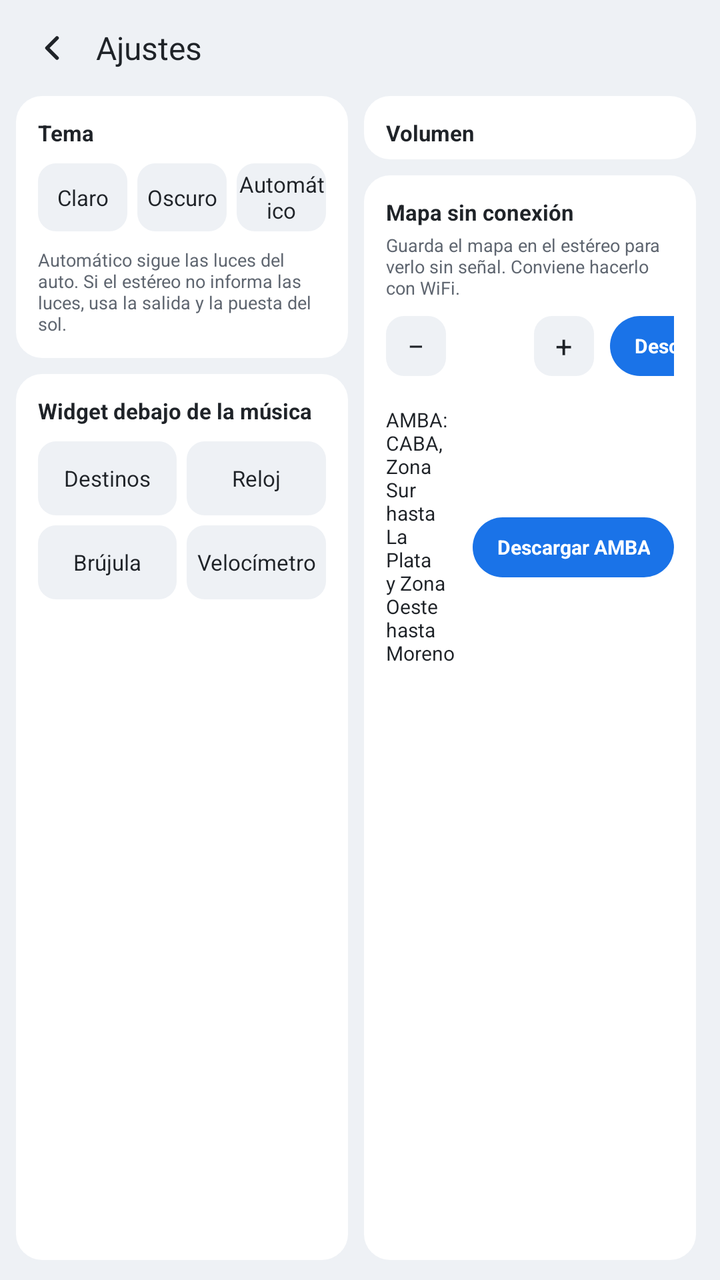
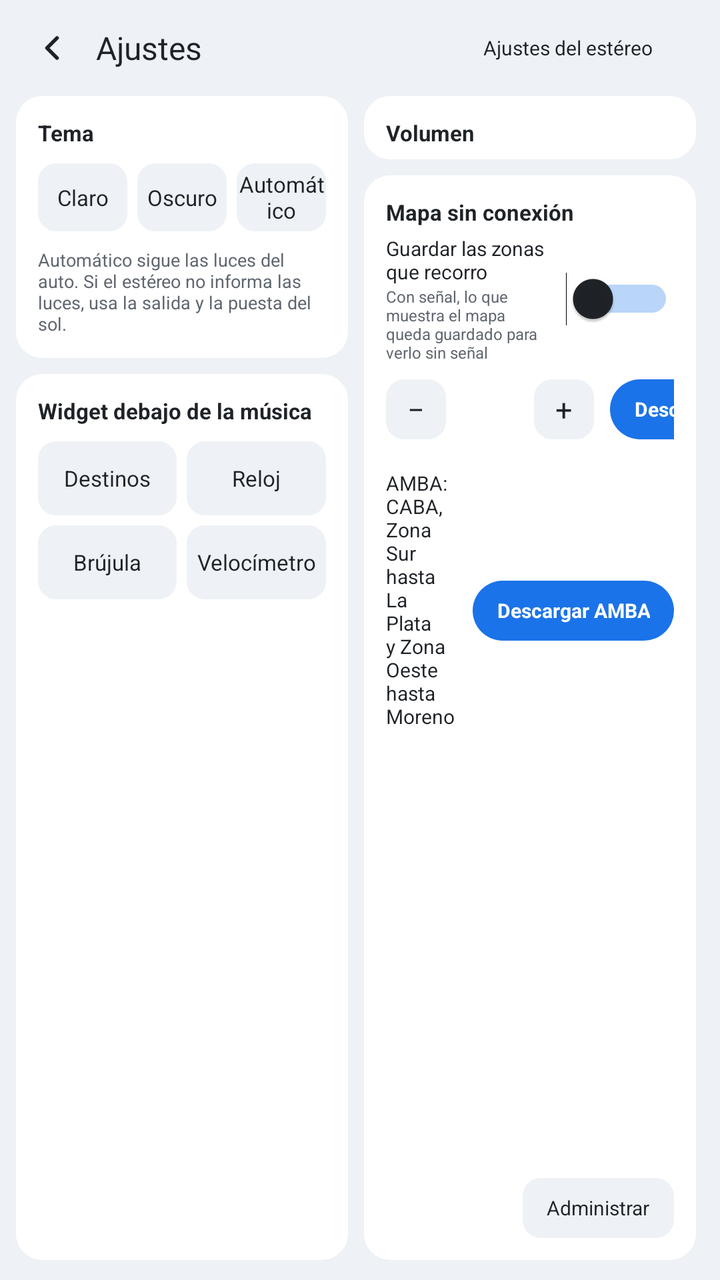

Before-and-after screenshots of an Android layout around one commit, followed by the original layout XML and the change that was made.
<!-- AndroidManifest.xml: application theme LauncherTheme -->
<!-- res/layout/activity_settings.xml -->
<?xml version="1.0" encoding="utf-8"?>
<LinearLayout xmlns:android="http://schemas.android.com/apk/res/android"
    android:layout_width="match_parent"
    android:layout_height="match_parent"
    android:background="@color/ground"
    android:orientation="vertical"
    android:paddingStart="8dp"
    android:paddingTop="6dp"
    android:paddingEnd="12dp"
    android:paddingBottom="10dp">

    
    <LinearLayout
        android:layout_width="match_parent"
        android:layout_height="36dp"
        android:gravity="center_vertical"
        android:orientation="horizontal">

        <ImageButton
            android:id="@+id/settings_back"
            android:layout_width="36dp"
            android:layout_height="36dp"
            android:background="@drawable/bg_round_button"
            android:contentDescription="@string/back"
            android:padding="8dp"
            android:scaleType="fitCenter"
            android:src="@drawable/ic_back" />

        <TextView
            android:layout_width="0dp"
            android:layout_height="wrap_content"
            android:layout_marginStart="4dp"
            android:layout_weight="1"
            android:text="@string/settings_title"
            android:textColor="@color/text"
            android:textSize="16sp" />

        <TextView
            android:id="@+id/settings_version"
            android:layout_width="wrap_content"
            android:layout_height="wrap_content"
            android:textColor="@color/muted"
            android:textSize="9sp" />
    </LinearLayout>

    <LinearLayout
        android:layout_width="match_parent"
        android:layout_height="0dp"
        android:layout_marginTop="6dp"
        android:layout_weight="1"
        android:orientation="horizontal">

        
        <LinearLayout
            android:layout_width="0dp"
            android:layout_height="match_parent"
            android:layout_weight="1"
            android:orientation="vertical">

            
            <LinearLayout
                style="@style/Card"
                android:layout_width="match_parent"
                android:layout_height="wrap_content"
                android:orientation="vertical"
                android:padding="11dp">

                <TextView
                    style="@style/SettingsTitle"
                    android:text="@string/theme" />

                <LinearLayout
                    android:layout_width="match_parent"
                    android:layout_height="34dp"
                    android:layout_marginTop="8dp"
                    android:orientation="horizontal">

                    <TextView
                        android:id="@+id/theme_light"
                        style="@style/SettingsOption"
                        android:text="@string/theme_light" />

                    <TextView
                        android:id="@+id/theme_dark"
                        style="@style/SettingsOption"
                        android:layout_marginStart="5dp"
                        android:text="@string/theme_dark" />

                    <TextView
                        android:id="@+id/theme_auto"
                        style="@style/SettingsOption"
                        android:layout_marginStart="5dp"
                        android:text="@string/theme_auto" />
                </LinearLayout>

                <TextView
                    android:layout_width="match_parent"
                    android:layout_height="wrap_content"
                    android:layout_marginTop="8dp"
                    android:text="@string/theme_auto_hint"
                    android:textColor="@color/muted"
                    android:textSize="9sp" />
            </LinearLayout>

            
            <LinearLayout
                style="@style/Card"
                android:layout_width="match_parent"
                android:layout_height="0dp"
                android:layout_marginTop="8dp"
                android:layout_weight="1"
                android:orientation="vertical"
                android:padding="11dp">

                <TextView
                    style="@style/SettingsTitle"
                    android:text="@string/bottom_card" />

                <LinearLayout
                    android:layout_width="match_parent"
                    android:layout_height="37dp"
                    android:layout_marginTop="8dp"
                    android:orientation="horizontal">

                    <TextView
                        android:id="@+id/card_places"
                        style="@style/SettingsOption"
                        android:text="@string/card_places" />

                    <TextView
                        android:id="@+id/card_clock"
                        style="@style/SettingsOption"
                        android:layout_marginStart="5dp"
                        android:text="@string/card_clock" />
                </LinearLayout>

                <LinearLayout
                    android:layout_width="match_parent"
                    android:layout_height="37dp"
                    android:layout_marginTop="5dp"
                    android:orientation="horizontal">

                    <TextView
                        android:id="@+id/card_compass"
                        style="@style/SettingsOption"
                        android:text="@string/card_compass" />

                    <TextView
                        android:id="@+id/card_speedo"
                        style="@style/SettingsOption"
                        android:layout_marginStart="5dp"
                        android:text="@string/card_speedo" />
                </LinearLayout>
            </LinearLayout>
        </LinearLayout>

        
        <LinearLayout
            android:layout_width="0dp"
            android:layout_height="match_parent"
            android:layout_marginStart="8dp"
            android:layout_weight="1"
            android:orientation="vertical">

            
            <LinearLayout
                android:id="@+id/volumes"
                style="@style/Card"
                android:layout_width="match_parent"
                android:layout_height="wrap_content"
                android:orientation="vertical"
                android:paddingStart="11dp"
                android:paddingTop="11dp"
                android:paddingEnd="11dp"
                android:paddingBottom="6dp">

                <TextView
                    style="@style/SettingsTitle"
                    android:text="@string/volume_title" />
            </LinearLayout>

            
            <LinearLayout
                style="@style/Card"
                android:layout_width="match_parent"
                android:layout_height="0dp"
                android:layout_marginTop="8dp"
                android:layout_weight="1"
                android:orientation="vertical"
                android:padding="11dp">

                <TextView
                    style="@style/SettingsTitle"
                    android:text="@string/offline_map" />

                <TextView
                    android:layout_width="match_parent"
                    android:layout_height="wrap_content"
                    android:layout_marginTop="3dp"
                    android:text="@string/offline_map_hint"
                    android:textColor="@color/muted"
                    android:textSize="9sp" />

                
                <LinearLayout
                    android:layout_width="match_parent"
                    android:layout_height="30dp"
                    android:layout_marginTop="8dp"
                    android:gravity="center_vertical"
                    android:orientation="horizontal">

                    <TextView
                        android:layout_width="0dp"
                        android:layout_height="wrap_content"
                        android:layout_weight="1"
                        android:text="@string/offline_around"
                        android:textColor="@color/text"
                        android:textSize="10sp" />

                    <TextView
                        android:id="@+id/radius_less"
                        android:layout_width="30dp"
                        android:layout_height="30dp"
                        android:background="@drawable/bg_option"
                        android:contentDescription="@string/offline_less"
                        android:gravity="center"
                        android:text="−"
                        android:textColor="@color/text"
                        android:textSize="15sp" />

                    <TextView
                        android:id="@+id/radius_value"
                        android:layout_width="44dp"
                        android:layout_height="wrap_content"
                        android:gravity="center"
                        android:textColor="@color/text"
                        android:textSize="11sp" />

                    <TextView
                        android:id="@+id/radius_more"
                        android:layout_width="30dp"
                        android:layout_height="30dp"
                        android:background="@drawable/bg_option"
                        android:contentDescription="@string/offline_more"
                        android:gravity="center"
                        android:text="+"
                        android:textColor="@color/text"
                        android:textSize="15sp" />

                    <TextView
                        android:id="@+id/offline_button"
                        android:layout_width="wrap_content"
                        android:layout_height="30dp"
                        android:layout_marginStart="8dp"
                        android:background="@drawable/bg_button_accent_round"
                        android:gravity="center"
                        android:paddingStart="12dp"
                        android:paddingEnd="12dp"
                        android:text="@string/offline_download"
                        android:textColor="@color/on_accent"
                        android:textSize="10sp"
                        android:textStyle="bold" />
                </LinearLayout>

                <TextView
                    android:id="@+id/radius_estimate"
                    android:layout_width="match_parent"
                    android:layout_height="wrap_content"
                    android:gravity="end"
                    android:textColor="@color/muted"
                    android:textSize="8sp" />

                
                <LinearLayout
                    android:layout_width="match_parent"
                    android:layout_height="wrap_content"
                    android:layout_marginTop="4dp"
                    android:gravity="center_vertical"
                    android:orientation="horizontal">

                    <LinearLayout
                        android:layout_width="0dp"
                        android:layout_height="wrap_content"
                        android:layout_weight="1"
                        android:orientation="vertical">

                        <TextView
                            android:layout_width="match_parent"
                            android:layout_height="wrap_content"
                            android:text="@string/offline_amba"
                            android:textColor="@color/text"
                            android:textSize="10sp" />

                        <TextView
                            android:id="@+id/amba_estimate"
                            android:layout_width="match_parent"
                            android:layout_height="wrap_content"
                            android:textColor="@color/muted"
                            android:textSize="8sp" />
                    </LinearLayout>

                    <TextView
                        android:id="@+id/amba_button"
                        android:layout_width="wrap_content"
                        android:layout_height="30dp"
                        android:layout_marginStart="8dp"
                        android:background="@drawable/bg_button_accent_round"
                        android:gravity="center"
                        android:paddingStart="12dp"
                        android:paddingEnd="12dp"
                        android:text="@string/offline_download_amba"
                        android:textColor="@color/on_accent"
                        android:textSize="10sp"
                        android:textStyle="bold" />
                </LinearLayout>

                <View
                    android:layout_width="0dp"
                    android:layout_height="0dp"
                    android:layout_weight="1" />

                <TextView
                    android:id="@+id/offline_status"
                    android:layout_width="match_parent"
                    android:layout_height="wrap_content"
                    android:textColor="@color/muted"
                    android:textSize="9sp" />

                <ProgressBar
                    android:id="@+id/offline_progress"
                    style="@android:style/Widget.Material.ProgressBar.Horizontal"
                    android:layout_width="match_parent"
                    android:layout_height="4dp"
                    android:layout_marginTop="4dp"
                    android:progressBackgroundTint="@color/track"
                    android:progressTint="@color/accent"
                    android:visibility="gone" />
            </LinearLayout>
        </LinearLayout>
    </LinearLayout>
</LinearLayout>
<!-- resources referenced by this layout -->
<resources>
  <color name="accent">#1A73E8</color>
  <color name="ground">#EEF1F5</color>
  <color name="muted">#5F6670</color>
  <color name="on_accent">#FFFFFF</color>
  <color name="text">#1F2328</color>
  <color name="track">#D5DAE1</color>
  <!-- drawable bg_button_accent_round (drawable) -->
  <?xml version="1.0" encoding="utf-8"?>
  <ripple xmlns:android="http://schemas.android.com/apk/res/android" android:color="#33000000">
      <item>
          <shape android:shape="rectangle">
              <solid android:color="@color/accent" />
              <corners android:radius="20dp" />
          </shape>
      </item>
  </ripple>
  <!-- drawable bg_round_button (drawable) -->
  <?xml version="1.0" encoding="utf-8"?>
  <ripple xmlns:android="http://schemas.android.com/apk/res/android" android:color="#33FFFFFF">
      <item android:id="@android:id/mask">
          <shape android:shape="oval">
              <solid android:color="#FFFFFFFF" />
          </shape>
      </item>
  </ripple>
  <!-- drawable ic_back (drawable) -->
  <?xml version="1.0" encoding="utf-8"?>
  <vector xmlns:android="http://schemas.android.com/apk/res/android"
      android:width="24dp" android:height="24dp"
      android:viewportWidth="24" android:viewportHeight="24">
      <path android:pathData="M15,18l-6,-6 6,-6" android:strokeColor="@color/text" android:strokeWidth="2.2" android:strokeLineCap="round" android:strokeLineJoin="round" android:fillColor="#00000000" />
  </vector>
  <string name="back">Volver</string>
  <string name="bottom_card">Widget debajo de la música</string>
  <string name="card_clock">Reloj</string>
  <string name="card_compass">Brújula</string>
  <string name="card_places">Destinos</string>
  <string name="card_speedo">Velocímetro</string>
  <string name="offline_amba">AMBA: CABA, Zona Sur hasta La Plata y Zona Oeste hasta Moreno</string>
  <string name="offline_around">Alrededor tuyo</string>
  <string name="offline_download">Descargar</string>
  <string name="offline_download_amba">Descargar AMBA</string>
  <string name="offline_less">Menos kilómetros</string>
  <string name="offline_map">Mapa sin conexión</string>
  <string name="offline_map_hint">Guarda el mapa en el estéreo para verlo sin señal. Conviene hacerlo con WiFi.</string>
  <string name="offline_more">Más kilómetros</string>
  <string name="settings_title">Ajustes</string>
  <string name="theme">Tema</string>
  <string name="theme_auto">Automático</string>
  <string name="theme_auto_hint">Automático sigue las luces del auto. Si el estéreo no informa las luces, usa la salida y la puesta del sol.</string>
  <string name="theme_dark">Oscuro</string>
  <string name="theme_light">Claro</string>
  <string name="volume_title">Volumen</string>
  <style name="Card">
          <item name="android:background">@drawable/bg_card</item>
      </style>
  <style name="SettingsTitle">
          <item name="android:layout_width">wrap_content</item>
          <item name="android:layout_height">wrap_content</item>
          <item name="android:textColor">@color/text</item>
          <item name="android:textSize">11sp</item>
          <item name="android:textStyle">bold</item>
      </style>
  <color name="selected">#D3E3FD</color>
  <color name="tile">#EEF1F5</color>
  <!-- drawable bg_card (drawable) -->
  <?xml version="1.0" encoding="utf-8"?>
  <shape xmlns:android="http://schemas.android.com/apk/res/android" android:shape="rectangle">
      <solid android:color="@color/card" />
      <corners android:radius="13dp" />
  </shape>
  <color name="card">#FFFFFF</color>
  <!-- unchanged entries left out for length: 3 -->
</resources>

<!-- the commit's change to res/layout/activity_settings.xml (unified diff, before → after) -->
@@ -34,6 +34,19 @@
             android:text="@string/settings_title"
             android:textColor="@color/text"
             android:textSize="16sp" />
+
+        <TextView
+            android:id="@+id/stereo_settings"
+            android:layout_width="wrap_content"
+            android:layout_height="30dp"
+            android:layout_marginEnd="10dp"
+            android:background="@drawable/bg_option"
+            android:gravity="center"
+            android:paddingStart="12dp"
+            android:paddingEnd="12dp"
+            android:text="@string/stereo_settings"
+            android:textColor="@color/text"
+            android:textSize="10sp" />
 
         <TextView
             android:id="@+id/settings_version"
@@ -193,13 +206,44 @@
                     style="@style/SettingsTitle"
                     android:text="@string/offline_map" />
 
-                <TextView
+                
+                <LinearLayout
+                    android:id="@+id/save_visited_row"
                     android:layout_width="match_parent"
                     android:layout_height="wrap_content"
-                    android:layout_marginTop="3dp"
-                    android:text="@string/offline_map_hint"
-                    android:textColor="@color/muted"
-                    android:textSize="9sp" />
+                    android:layout_marginTop="4dp"
+                    android:gravity="center_vertical"
+                    android:orientation="horizontal">
+
+                    <LinearLayout
+                        android:layout_width="0dp"
+                        android:layout_height="wrap_content"
+                        android:layout_weight="1"
+                        android:orientation="vertical">
+
+                        <TextView
+                            android:layout_width="match_parent"
+                            android:layout_height="wrap_content"
+                            android:text="@string/save_visited"
+                            android:textColor="@color/text"
+                            android:textSize="10sp" />
+
+                        <TextView
+                            android:layout_width="match_parent"
+                            android:layout_height="wrap_content"
+                            android:text="@string/save_visited_hint"
+                            android:textColor="@color/muted"
+                            android:textSize="8sp" />
+                    </LinearLayout>
+
+                    <Switch
+                        android:id="@+id/save_visited"
+                        android:layout_width="wrap_content"
+                        android:layout_height="30dp"
+                        android:layout_marginStart="8dp"
+                        android:thumbTint="@color/text"
+                        android:trackTint="@color/accent" />
+                </LinearLayout>
 
                 
                 <LinearLayout
@@ -319,12 +363,33 @@
                     android:layout_height="0dp"
                     android:layout_weight="1" />
 
-                <TextView
-                    android:id="@+id/offline_status"
+                <LinearLayout
                     android:layout_width="match_parent"
                     android:layout_height="wrap_content"
-                    android:textColor="@color/muted"
-                    android:textSize="9sp" />
+                    android:gravity="center_vertical"
+                    android:orientation="horizontal">
+
+                    <TextView
+                        android:id="@+id/offline_status"
+                        android:layout_width="0dp"
+                        android:layout_height="wrap_content"
+                        android:layout_weight="1"
+                        android:textColor="@color/muted"
+                        android:textSize="9sp" />
+
+                    <TextView
+                        android:id="@+id/offline_manage"
+                        android:layout_width="wrap_content"
+                        android:layout_height="30dp"
+                        android:layout_marginStart="8dp"
+                        android:background="@drawable/bg_option"
+                        android:gravity="center"
+                        android:paddingStart="12dp"
+                        android:paddingEnd="12dp"
+                        android:text="@string/offline_manage"
+                        android:textColor="@color/text"
+                        android:textSize="10sp" />
+                </LinearLayout>
 
                 <ProgressBar
                     android:id="@+id/offline_progress"
<!-- resource entries referenced after the edit -->
@@ -43,10 +43,13 @@
   <string name="offline_download">Descargar</string>
   <string name="offline_download_amba">Descargar AMBA</string>
   <string name="offline_less">Menos kilómetros</string>
+  <string name="offline_manage">Administrar</string>
   <string name="offline_map">Mapa sin conexión</string>
-  <string name="offline_map_hint">Guarda el mapa en el estéreo para verlo sin señal. Conviene hacerlo con WiFi.</string>
   <string name="offline_more">Más kilómetros</string>
+  <string name="save_visited">Guardar las zonas que recorro</string>
+  <string name="save_visited_hint">Con señal, lo que muestra el mapa queda guardado para verlo sin señal</string>
   <string name="settings_title">Ajustes</string>
+  <string name="stereo_settings">Ajustes del estéreo</string>
   <string name="theme">Tema</string>
   <string name="theme_auto">Automático</string>
   <string name="theme_auto_hint">Automático sigue las luces del auto. Si el estéreo no informa las luces, usa la salida y la puesta del sol.</string>
